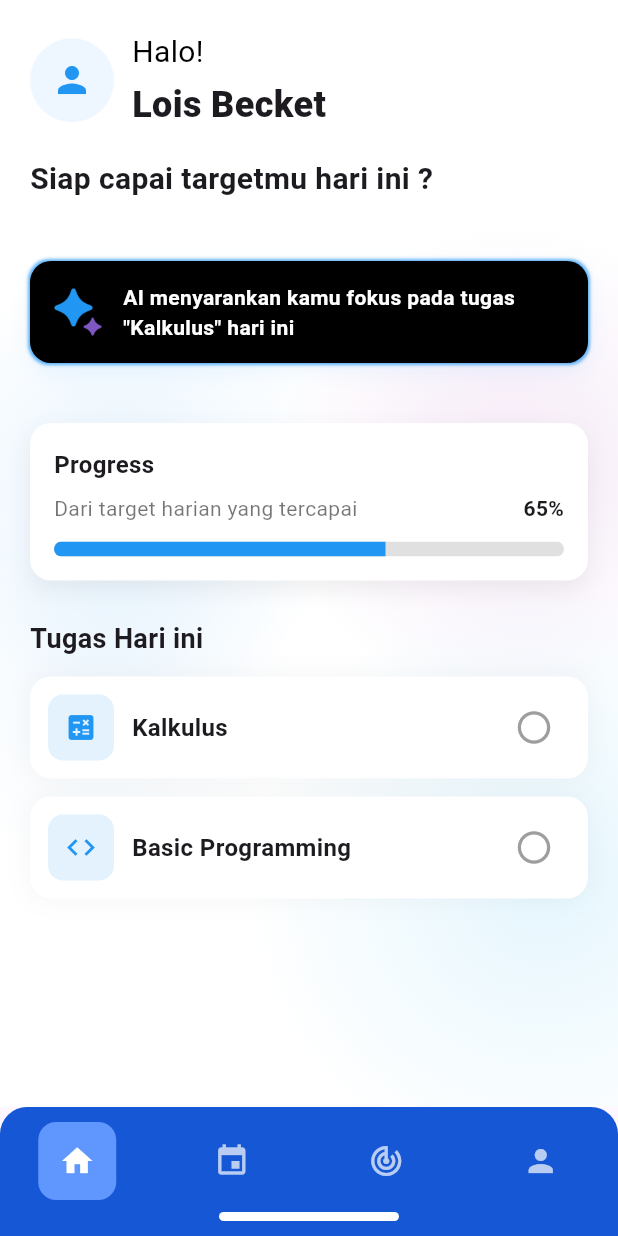
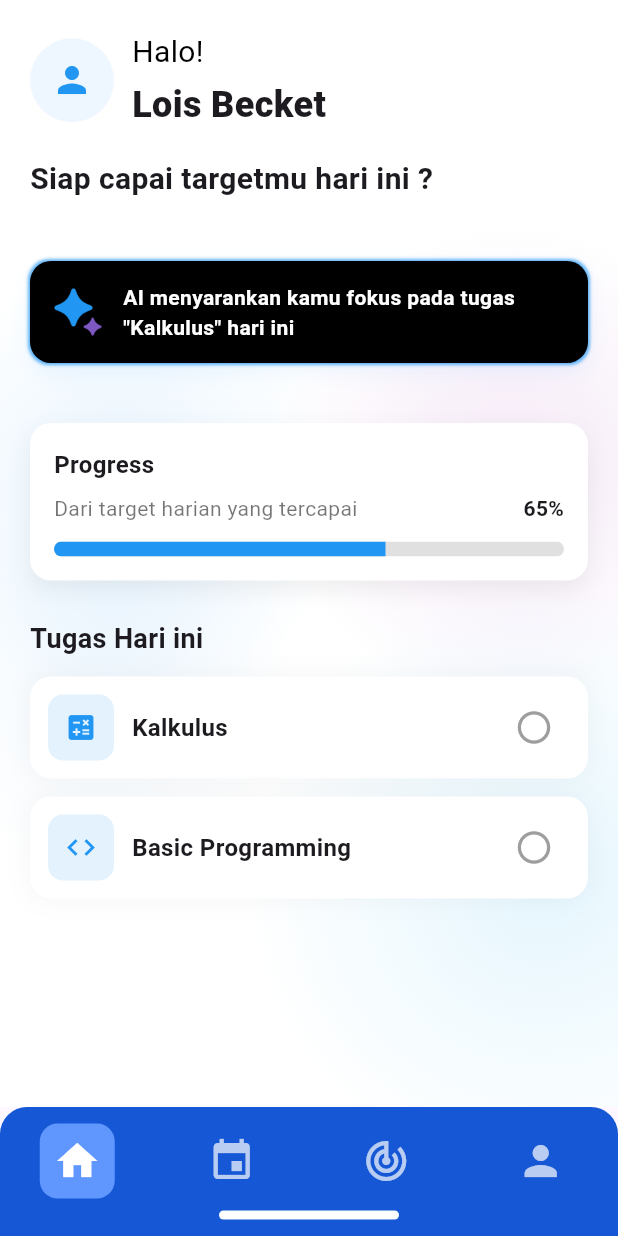
Before and after one commit to Luthfiashofaa/StudiGo-App, a Flutter app: the AppShell screen opened directly, on a phone screen of 412 x 824 dp. Run offline on Flutter 3.47's test engine with Material 3 defaults, Android fonts, the phone set to English and light mode, and no system bars; our stand-ins replace app_links, country_code_picker, flutter_dotenv, get, image_picker, permission_handler and 1 more; accounts and stored records are empty; Roboto replaces fonts that are missing (LieblingBold, LieblingMedium).

Commit message:
Update Navbar & Home

```diff
--- a/lib/app/modules/views/shell/app_shell.dart
+++ b/lib/app/modules/views/shell/app_shell.dart
@@ -31,8 +31,8 @@ class _AppShellState extends State<AppShell> {
   }) {
     const activeBoxColor = Color(0xFF6097FF); // #6097FF untuk kotak aktif
     return Container(
-      width: 52,
-      height: 52,
+      width: 50,
+      height: 50,
       decoration: isActive
           ? BoxDecoration(
               color: activeBoxColor,
@@ -42,12 +42,12 @@ class _AppShellState extends State<AppShell> {
       alignment: Alignment.center,
       child: IconButton(
         padding: EdgeInsets.zero,
-        constraints: const BoxConstraints.tightFor(width: 52, height: 52),
+        constraints: const BoxConstraints.tightFor(width: 56, height: 56),
         onPressed: onTap,
         icon: Icon(
           icon,
           color: isActive ? Colors.white : Colors.white70,
-          size: 24,
+          size: 32,
         ),
       ),
     );
```
